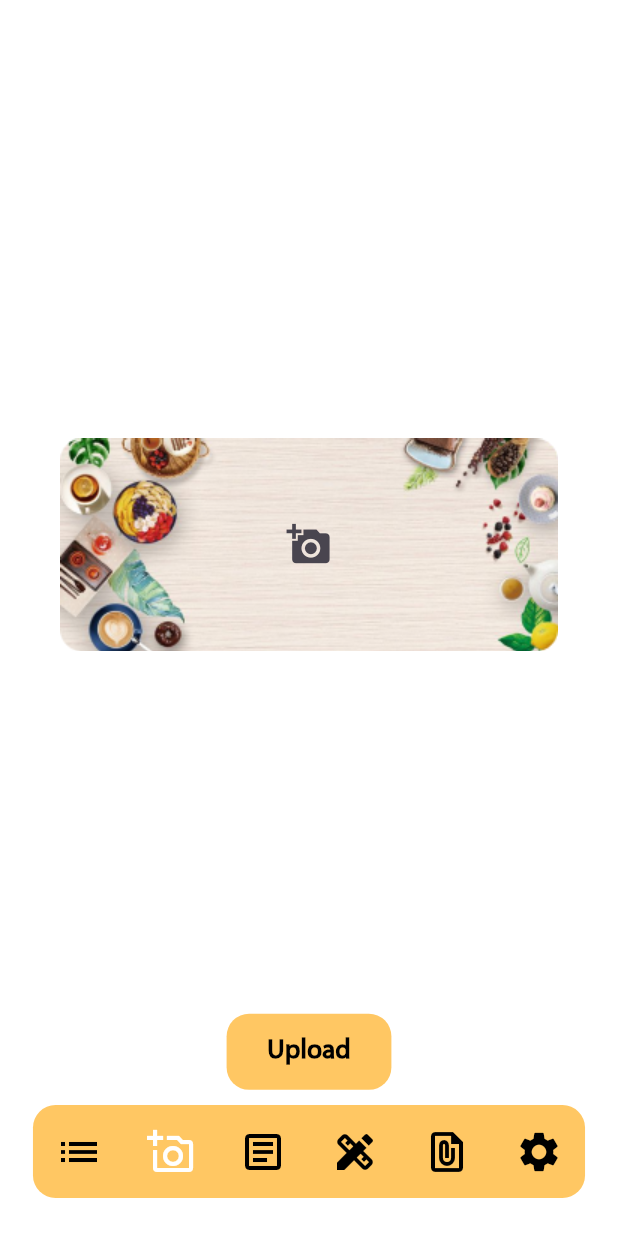
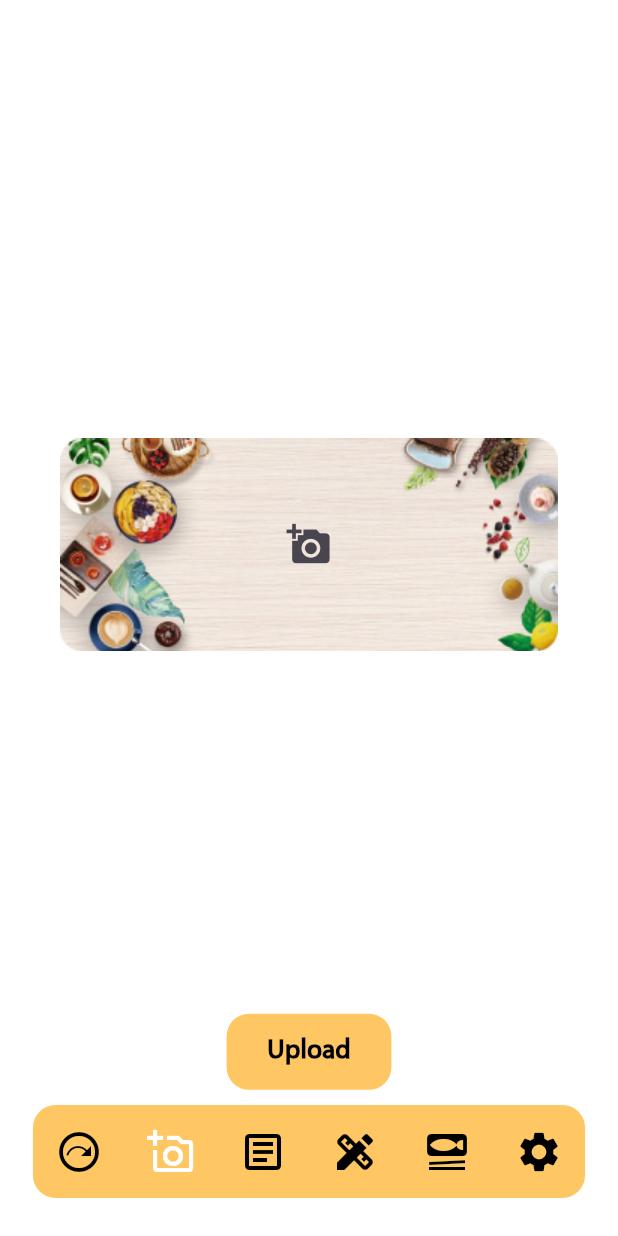
Before and after one commit to Abdelelah-PAL/foodlink_admin_panel, a Flutter app: the Dashboard screen opened by its route, item 2 of the bottom bar chosen, on a phone screen of 412 x 824 dp. Run offline on Flutter 3.47's test engine with Material 3 defaults, Android fonts, the phone set to English and light mode, and no system bars; our stand-ins replace cloud_firestore, dotted_border, file_picker, firebase_auth, firebase_core, firebase_storage and 2 more; missing offline and left inert: firebase_app_check; accounts and stored records are empty.

Commit message:
fixing issues

```diff
--- a/lib/providers/meals_provider.dart
+++ b/lib/providers/meals_provider.dart
@@ -134,7 +134,7 @@ class MealsProvider with ChangeNotifier {
   }
 
   Future<void> deleteSuggestedMeal(String docId) async {
-    await _ms.deletePlannedMeal(docId);
+    await _ms.deleteSuggestedMeal(docId);
   }
 
   Future<void> deleteImage(imageUrl) async {
--- a/lib/screens/dashboard/widgets/custom_bottom_navigation_bar.dart
+++ b/lib/screens/dashboard/widgets/custom_bottom_navigation_bar.dart
@@ -50,11 +50,11 @@ class _CustomBottomNavigationBarState extends State<CustomBottomNavigationBar> {
       child: Row(
         mainAxisAlignment: MainAxisAlignment.spaceAround,
         children: [
-          _buildNavItem(Icons.list, 0, null),
+          _buildNavItem(Icons.next_plan_outlined, 0, null),
           _buildNavItem(Icons.add_a_photo_outlined, 1, null),
           _buildNavItem(Icons.article_outlined, 2, null),
           _buildNavItem(Icons.design_services, 3, null),
-          _buildNavItem(Icons.file_present, 4, null),
+          _buildNavItem(Icons.set_meal, 4, null),
           _buildNavItem(Icons.settings, 5, null),
         ],
       ),
--- a/lib/screens/food_screens/add_suggestions_screen.dart
+++ b/lib/screens/food_screens/add_suggestions_screen.dart
@@ -1,4 +1,7 @@
 import 'package:flutter/material.dart';
+import 'package:foodlink_admin_panel/controllers/meal_controller.dart';
+import 'package:foodlink_admin_panel/screens/food_screens/suggestion_meals_list_screen.dart';
+import 'package:get/get.dart';
 import 'package:provider/provider.dart';
 import '../../../core/constants/colors.dart';
 import '../../../core/utils/size_config.dart';
@@ -82,7 +85,8 @@ class _AddSuggestionsScreenState extends State<AddSuggestionsScreen> {
                 SizeConfig.customSizedBox(null, 20, null),
                 CustomButton(
                   onTap: () async {
-                    mealsProvider.addSuggestedMeals(storageProvider);
+                    await MealController().addSuggestionMeals(mealsProvider, settingsProvider, storageProvider, context);
+                    Get.to(() => const SuggestionMealsListScreen());
                   },
                   text: 'confirm',
                   width: SizeConfig.getProperVerticalSpace(18),
```
Also changed, not shown: lib/controllers/meal_controller.dart (+27 -11 lines).
